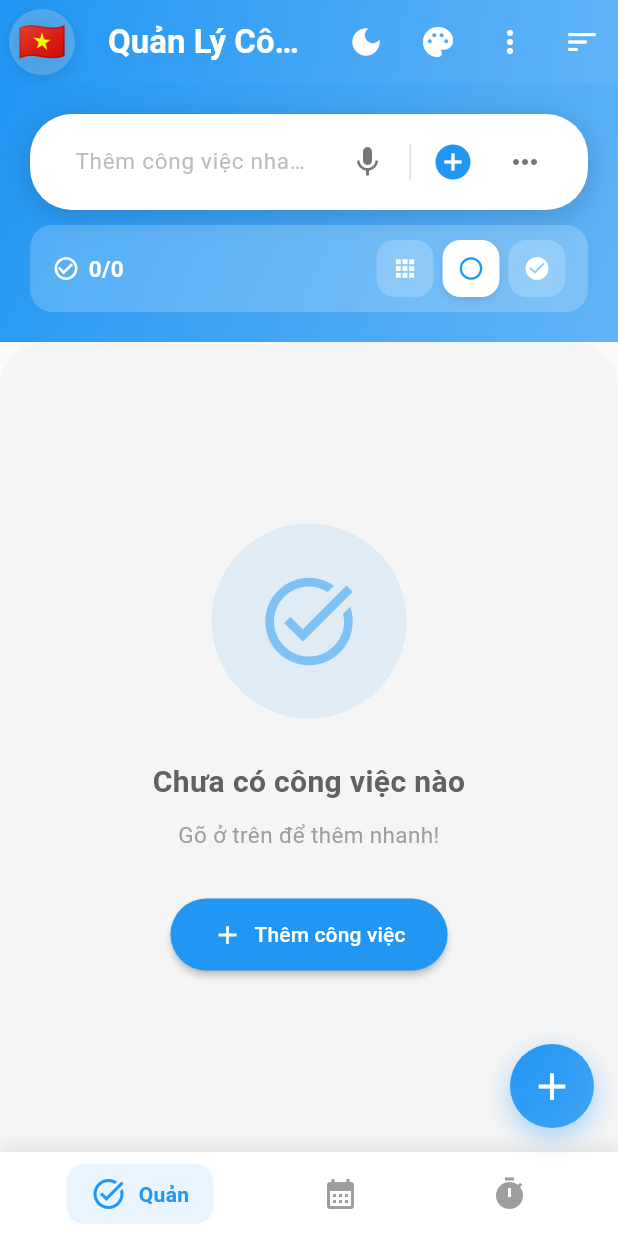
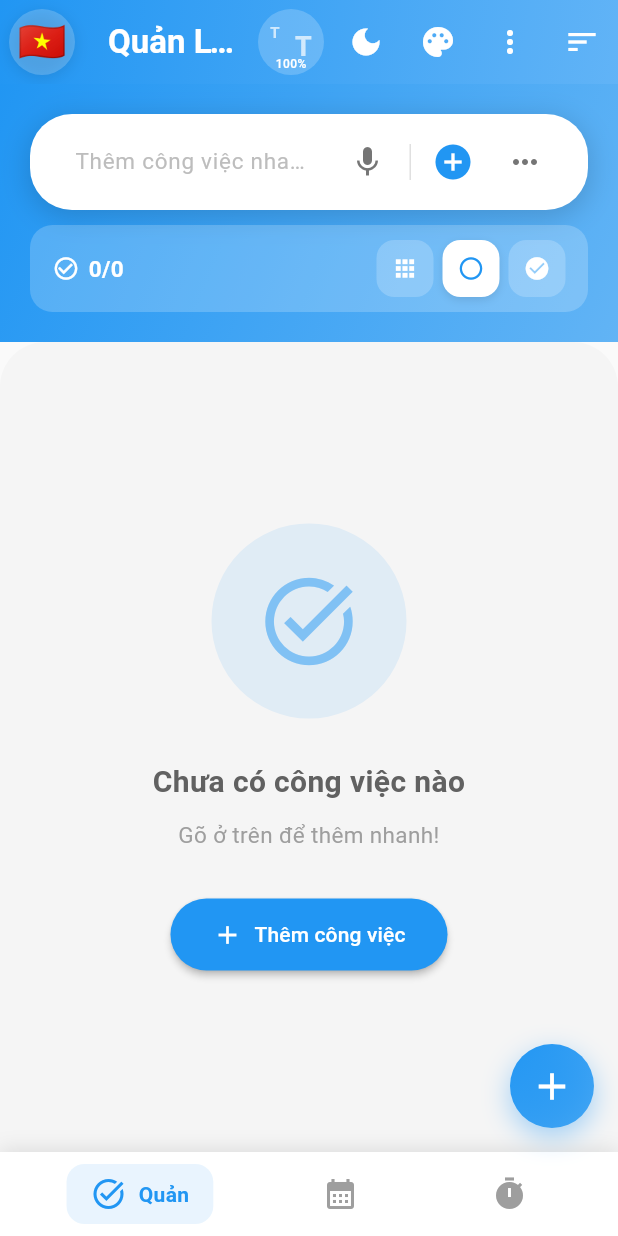
Before and after one commit to CodegymTuLG/taskCare, a Flutter app: the screen it shows after launch, on a phone screen of 412 x 824 dp. Run offline on Flutter 3.47's test engine with Material 3 defaults, Android fonts, the phone set to English and light mode, and no system bars; our stand-ins replace flutter_local_notifications, hive_flutter, image_picker, local_auth, share_plus, speech_to_text and 1 more; accounts and stored records are empty.

Commit message:
Add font size setting with 5 levels (80%-120%)
- Add rotating T button in AppBar to cycle through font sizes
- Display small T and large T icons with current percentage
- Apply font scale to entire app using MediaQuery textScaler
- Persist font scale setting to storage

🤖 Generated with [Claude Code](https://claude.com/claude-code)

Co-Authored-By: Claude Opus 4.5 <noreply@anthropic.com>

```diff
--- a/lib/main.dart
+++ b/lib/main.dart
@@ -134,6 +134,7 @@ class AppLocalizations {
       'exit_confirm': 'Bạn có muốn lưu và thoát ứng dụng?',
       'exit_save_exit': 'Lưu & Thoát',
       'cancel': 'Hủy',
+      'font_size': 'Cỡ chữ',
     },
     'en': {
       'app_title': 'Task Manager',
@@ -231,6 +232,7 @@ class AppLocalizations {
       'exit_confirm': 'Do you want to save and exit?',
       'exit_save_exit': 'Save & Exit',
       'cancel': 'Cancel',
+      'font_size': 'Font size',
     },
     'ja': {
       'app_title': 'タスク管理',
@@ -328,6 +330,7 @@ class AppLocalizations {
       'exit_confirm': '保存して終了しますか？',
       'exit_save_exit': '保存して終了',
       'cancel': 'キャンセル',
+      'font_size': 'フォントサイズ',
     },
   };
 
@@ -349,6 +352,22 @@ class _MyAppState extends State<MyApp> {
   String _languageCode = 'vi';
   Color _themeColor = Colors.blue;
   bool _isDarkMode = false;
+  double _fontScale = 1.0; // 5 levels: 0.8, 0.9, 1.0, 1.1, 1.2
+
+  @override
+  void initState() {
+    super.initState();
+    _loadFontScale();
+  }
+
+  void _loadFontScale() {
+    final scale = widget.storageService.loadFontScale();
+    if (scale != _fontScale) {
+      setState(() {
+        _fontScale = scale;
+      });
+    }
+  }
 
   void changeLanguage(String newLanguageCode) {
     setState(() {
@@ -368,10 +387,29 @@ class _MyAppState extends State<MyApp> {
     });
   }
 
+  void changeFontScale() {
+    setState(() {
+      // Cycle through 5 levels: 0.8 -> 0.9 -> 1.0 -> 1.1 -> 1.2 -> 0.8
+      final scales = [0.8, 0.9, 1.0, 1.1, 1.2];
+      final currentIndex = scales.indexOf(_fontScale);
+      final nextIndex = (currentIndex + 1) % scales.length;
+      _fontScale = scales[nextIndex];
+    });
+    widget.storageService.saveFontScale(_fontScale);
+  }
+
   @override
   Widget build(BuildContext context) {
     return MaterialApp(
       title: AppLocalizations(_languageCode).translate('app_title'),
+      builder: (context, child) {
+        return MediaQuery(
+          data: MediaQuery.of(context).copyWith(
+            textScaler: TextScaler.linear(_fontScale),
+          ),
+          child: child!,
+        );
+      },
       theme: ThemeData(
         colorScheme: ColorScheme.fromSeed(
           seedColor: _themeColor,
@@ -397,6 +435,8 @@ class _MyAppState extends State<MyApp> {
         onThemeColorChange: changeThemeColor,
         isDarkMode: _isDarkMode,
         onDarkModeChange: toggleDarkMode,
+        fontScale: _fontScale,
+        onFontScaleChange: changeFontScale,
       ),
       debugShowCheckedModeBanner: false,
     );
@@ -411,6 +451,8 @@ class TodoHomePage extends StatefulWidget {
   final Function(Color) onThemeColorChange;
   final bool isDarkMode;
   final Function(bool) onDarkModeChange;
+  final double fontScale;
+  final VoidCallback onFontScaleChange;
 
   const TodoHomePage({
     super.key,
@@ -421,6 +463,8 @@ class TodoHomePage extends StatefulWidget {
     required this.onThemeColorChange,
     required this.isDarkMode,
     required this.onDarkModeChange,
+    required this.fontScale,
+    required this.onFontScaleChange,
   });
 
   @override
@@ -2148,6 +2192,62 @@ class _TodoHomePageState extends State<TodoHomePage> with WidgetsBindingObserver
           ),
         ),
         actions: [
+          // Font size toggle button
+          GestureDetector(
+            onTap: widget.onFontScaleChange,
+            child: Container(
+              width: 44,
+              height: 44,
+              margin: const EdgeInsets.only(right: 4),
+              decoration: BoxDecoration(
+                shape: BoxShape.circle,
+                color: Colors.white.withValues(alpha: 0.2),
+              ),
+              child: Stack(
+                alignment: Alignment.center,
+                children: [
+                  // Small T (top-left)
+                  Positioned(
+                    top: 8,
+                    left: 8,
+                    child: Text(
+                      'T',
+                      style: TextStyle(
+                        fontSize: 10,
+                        fontWeight: FontWeight.bold,
+                        color: widget.fontScale <= 0.9 ? Colors.white : Colors.white70,
+                      ),
+                    ),
+                  ),
+                  // Large T (bottom-right)
+                  Positioned(
+                    bottom: 6,
+                    right: 8,
+                    child: Text(
+                      'T',
+                      style: TextStyle(
+                        fontSize: 18,
+                        fontWeight: FontWeight.bold,
+                        color: widget.fontScale >= 1.1 ? Colors.white : Colors.white70,
+                      ),
+                    ),
+                  ),
+                  // Current scale indicator
+                  Positioned(
+                    bottom: 2,
+                    child: Text(
+                      '${(widget.fontScale * 100).toInt()}%',
+                      style: const TextStyle(
+                        fontSize: 8,
+                        color: Colors.white,
+                        fontWeight: FontWeight.w500,
+                      ),
+                    ),
+                  ),
+                ],
+              ),
+            ),
+          ),
           // Dark mode toggle
           IconButton(
             icon: Icon(
--- a/lib/services/storage_service.dart
+++ b/lib/services/storage_service.dart
@@ -8,6 +8,7 @@ class StorageService {
   static const String _todosBoxName = 'todos';
   static const String _todosKey = 'todos_list';
   static const String _tagsKey = 'tags_list';
+  static const String _fontScaleKey = 'font_scale';
   static const String _versionKey = 'schema_version';
   static const int _currentVersion = 2;
 
@@ -116,6 +117,25 @@ class StorageService {
     }
   }
 
+  // Font scale persistence
+  Future<void> saveFontScale(double scale) async {
+    try {
+      await _box!.put(_fontScaleKey, scale);
+      await _box!.flush();
+    } catch (e) {
+      debugPrint('Error saving font scale: $e');
+    }
+  }
+
+  double loadFontScale() {
+    try {
+      return _box!.get(_fontScaleKey, defaultValue: 1.0) as double;
+    } catch (e) {
+      debugPrint('Error loading font scale: $e');
+      return 1.0;
+    }
+  }
+
   Future<void> clear() async {
     await _box!.clear();
   }
```
